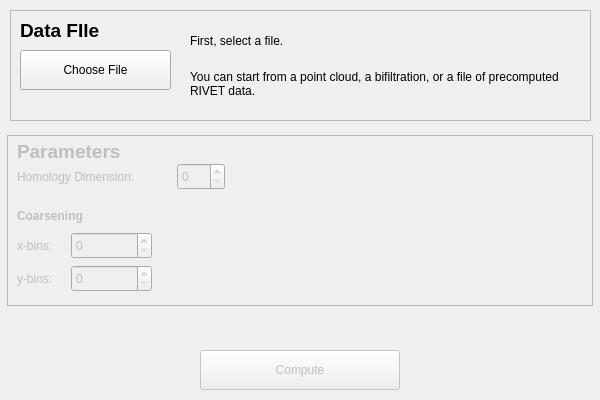
Old version of the form dataselectdialog.ui in the repository rivetTDA/rivet.
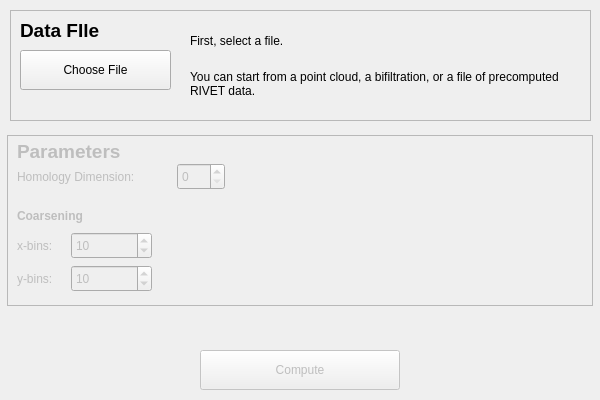
New version of the form.

Commit message: Updated defaults: 10 for x and y bins. Fit to window and barcode selected by default

What changed in the file:
```diff
--- a/dataselectdialog.ui
+++ b/dataselectdialog.ui
@@ -116,7 +116,7 @@
      <number>999</number>
     </property>
     <property name="value">
-     <number>0</number>
+     <number>10</number>
     </property>
    </widget>
    <widget class="QSpinBox" name="ybinSpinBox">
@@ -137,6 +137,9 @@
     <property name="maximum">
      <number>999</number>
     </property>
+    <property name="value">
+     <number>10</number>
+    </property>
    </widget>
    <widget class="QLabel" name="homDimLabel">
     <property name="geometry">
```
The commit also changes 2 other files.
